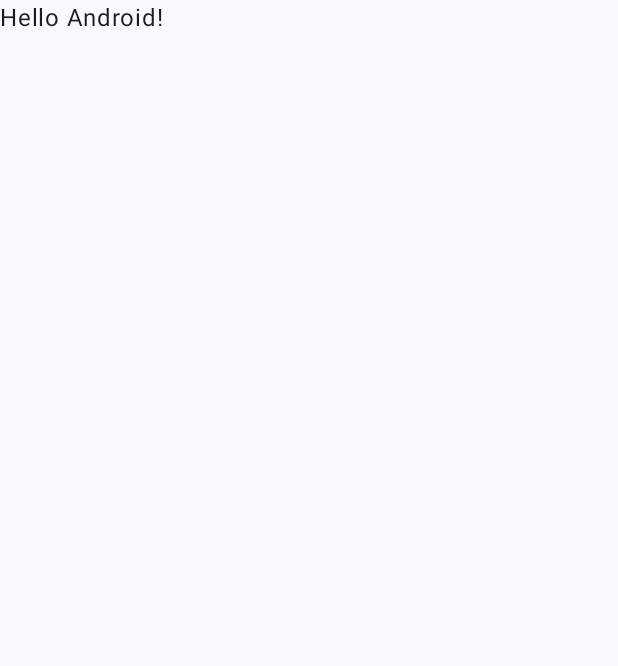
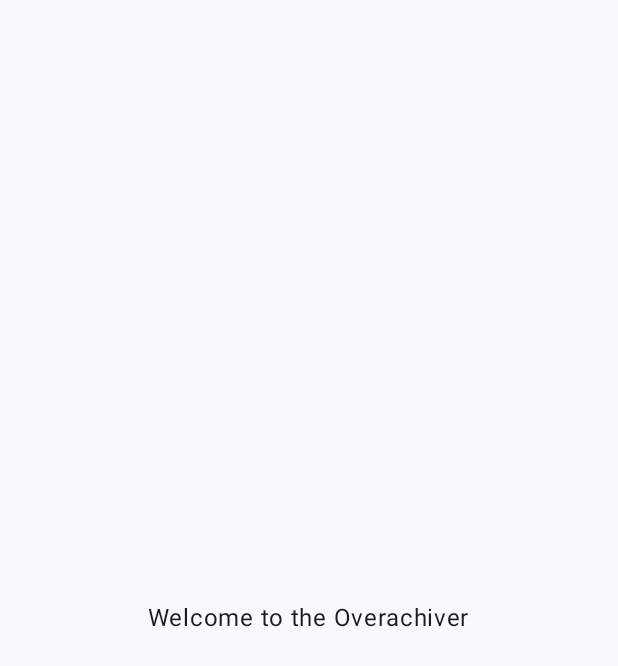
Before and after one commit to meik99/Overachiever, an Android app built with Jetpack Compose: the screen it shows after launch (MainActivity), on a phone screen of 412 x 824 dp. Before the commit the part shown is almost empty. Shown: the top 666 px of the screen. Run offline under Robolectric (Android 15) with nearby library versions, the phone set to English and light mode, and no system bars.

Commit message:
adds placeholder text

```diff
--- a/app/build.gradle.kts
+++ b/app/build.gradle.kts
@@ -51,7 +51,6 @@ android {
 }
 
 dependencies {
-
     implementation(libs.core.ktx)
     implementation(libs.lifecycle.runtime.ktx)
     implementation(libs.activity.compose)
@@ -60,6 +59,9 @@ dependencies {
     implementation(libs.ui.graphics)
     implementation(libs.ui.tooling.preview)
     implementation(libs.material3)
+    implementation(libs.navigation)
+    implementation(libs.playServices)
+
     testImplementation(libs.junit)
     androidTestImplementation(libs.androidx.test.ext.junit)
     androidTestImplementation(libs.espresso.core)
--- a/app/src/main/java/net/rynkbit/overachiever/MainActivity.kt
+++ b/app/src/main/java/net/rynkbit/overachiever/MainActivity.kt
@@ -10,6 +10,10 @@ import androidx.compose.material3.Text
 import androidx.compose.runtime.Composable
 import androidx.compose.ui.Modifier
 import androidx.compose.ui.tooling.preview.Preview
+import androidx.navigation.compose.NavHost
+import androidx.navigation.compose.composable
+import androidx.navigation.compose.rememberNavController
+import net.rynkbit.overachiever.ui.login.LoginView
 import net.rynkbit.overachiever.ui.theme.OverachieverTheme
 
 class MainActivity : ComponentActivity() {
@@ -22,25 +26,13 @@ class MainActivity : ComponentActivity() {
                     modifier = Modifier.fillMaxSize(),
                     color = MaterialTheme.colorScheme.background
                 ) {
-                    Greeting("Android")
+                    val navController = rememberNavController()
+
+                    NavHost(navController = navController, startDestination = "login") {
+                        composable("login") { LoginView() }
+                    }
                 }
             }
         }
     }
 }
-
-@Composable
-fun Greeting(name: String, modifier: Modifier = Modifier) {
-    Text(
-        text = "Hello $name!",
-        modifier = modifier
-    )
-}
-
-@Preview(showBackground = true)
-@Composable
-fun GreetingPreview() {
-    OverachieverTheme {
-        Greeting("Android")
-    }
-}
--- /dev/null
+++ b/app/src/main/java/net/rynkbit/overachiever/ui/login/LoginView.kt
@@ -0,0 +1,20 @@
+package net.rynkbit.overachiever.ui.login
+
+import androidx.compose.foundation.layout.Arrangement
+import androidx.compose.foundation.layout.Row
+import androidx.compose.foundation.layout.fillMaxSize
+import androidx.compose.material3.Text
+import androidx.compose.runtime.Composable
+import androidx.compose.ui.Alignment
+import androidx.compose.ui.Modifier
+
+@Composable
+fun LoginView() {
+    Row (
+        horizontalArrangement = Arrangement.Center,
+        verticalAlignment = Alignment.CenterVertically,
+        modifier = Modifier.fillMaxSize(),
+    ) {
+      Text(text = "Welcome to the Overachiver")
+    }
+}
--- a/build.gradle.kts
+++ b/build.gradle.kts
@@ -4,4 +4,5 @@ plugins {
     alias(libs.plugins.androidApplication) apply false
     alias(libs.plugins.kotlinAndroid) apply false
 }
+
 true // Needed to make the Suppress annotation work for the plugins block
```
Also changed, not shown: app/src/main/res/drawable/star_48px.xml (added, +9 -0 lines), app/src/main/res/drawable/star_fill_48px.xml (added, +9 -0 lines), gradle/libs.versions.toml (+7 -3 lines), 1 other file.
